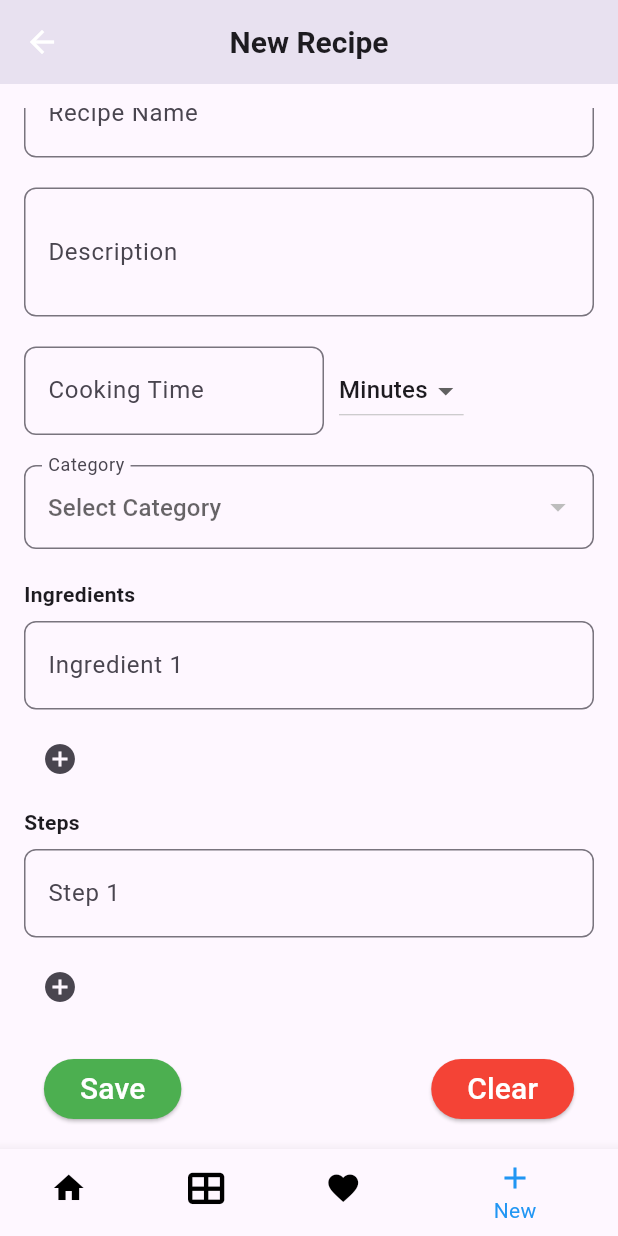
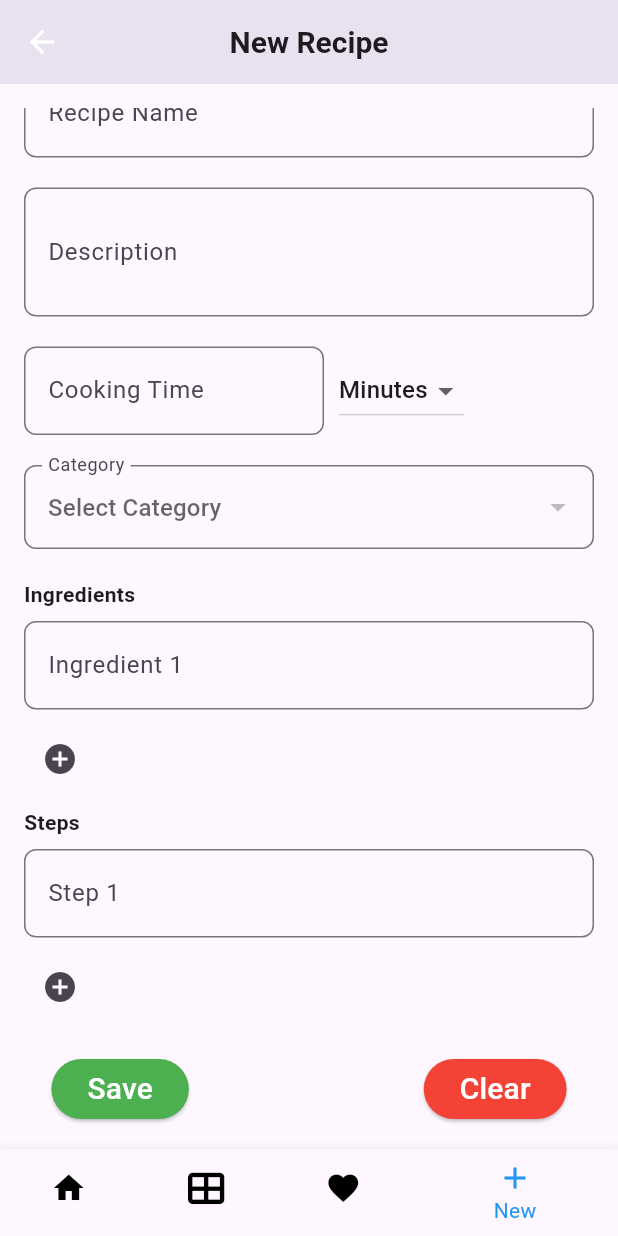
Before and after one commit to Aswindev2023/Recipebook, a Flutter app: the MyRecipeFormPage screen opened directly, scrolled down 134 dp, on a phone screen of 412 x 824 dp. Run offline on Flutter 3.47's test engine with Material 3 defaults, Android fonts, the light colour scheme and no system bars; our stand-ins replace font_awesome_flutter, hive, hive_flutter, image_picker, shared_preferences; accounts and stored records are empty.

Commit message:
new update

```diff
--- a/lib/pages/addRecipe_page.dart
+++ b/lib/pages/addRecipe_page.dart
@@ -107,7 +107,7 @@ class _MyRecipeFormPageState extends State<MyRecipeFormPage> {
                             style:
                                 TextStyle(color: Colors.white, fontSize: 20)),
                       ),
-                      const SizedBox(width: 160),
+                      const SizedBox(width: 140),
                       ElevatedButton(
                         onPressed: () {
                           Navigator.pushReplacement(
```
